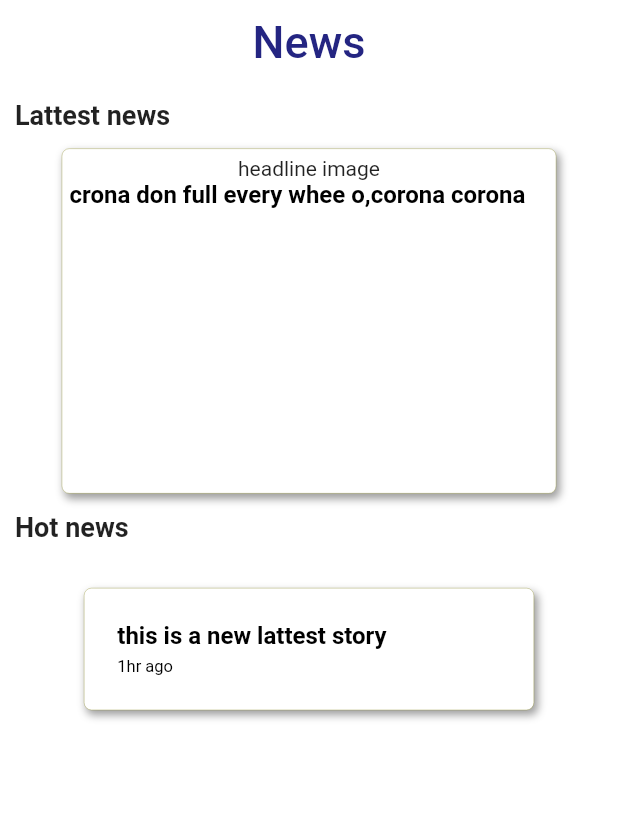
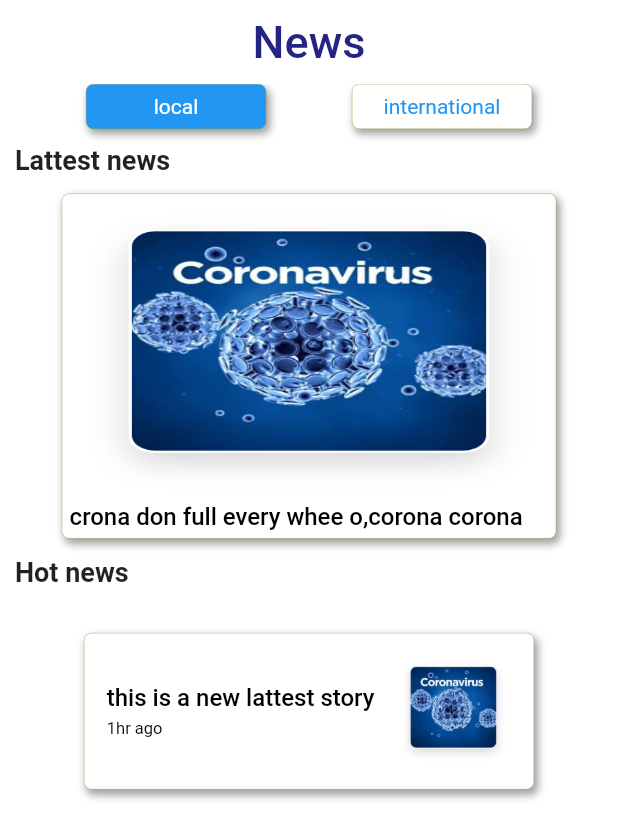
Before and after one commit to BEACON-NG/COVID19-App, a Flutter app: the News screen opened directly, on a phone screen of 412 x 824 dp. Shown: the top 839 px of the screen. Run offline on Flutter 3.47's test engine with Material 2 defaults, Android fonts, the phone set to English and light mode, and no system bars; our stand-ins replace flutter_icons, percent_indicator; missing offline and left inert: flutter_skeleton; network calls fail.

Commit message:
done new page home

```diff
--- a/covid/lib/views/news.dart
+++ b/covid/lib/views/news.dart
@@ -19,10 +19,11 @@ class _NewsState extends State<News> {
             width:300,
             decoration:boxDecoration(),
             margin: EdgeInsets.symmetric(vertical: 20),
-            padding:EdgeInsets.all(22),
+            padding:EdgeInsets.all(15),
             child: Row(
               children:<Widget>[
                 Expanded(
+                    flex: 5,
                     child: Container(
                     child: Column(
                       crossAxisAlignment: CrossAxisAlignment.start,
@@ -40,20 +41,18 @@ class _NewsState extends State<News> {
                     ),
                   ),
               ),
-            Center(
-              child: Container(
-                width: 70,
-                decoration: BoxDecoration(
-                  image: DecorationImage(
-                    image: AssetImage("assets/images/coro.png"),
-                    fit: BoxFit.cover)
+            Expanded(
+              flex: 2,
+              child: Center(
+                child: Container(
+                  child:Image.asset("assets/images/coro.png")                // decoration: BoxDecoration(image: DecorationImage(image: AssetImage("assets/images/coro.png"),fit: BoxFit.cover)),
+                  ),
                 ),
-            ),
             )
-          ]
+            ]
+          ),
         ),
-      ),
-    );
+      );
   }
   Container headLineText(String text){
     return Container(
@@ -76,7 +75,7 @@ class _NewsState extends State<News> {
                   style:TextStyle(
                     color:Colors.black,
                     fontSize: 16,
-                    fontWeight: FontWeight.bold
+                    fontWeight: FontWeight.w500
                   )
                 )
             );
@@ -99,31 +98,33 @@ class _NewsState extends State<News> {
                 borderRadius: BorderRadius.all(Radius.circular(5.0))
               );
   }
-//   GestureDetector button(bool state,String text){
-//   Color color = state ? Colors.blue : Colors.white;
-//   return GestureDetector(
-//         onTap: (){
-//           Map<String,bool> new_region = region;
-//           new_region[text] = true;
-//           new_region[ text == "international" ? "local":"international"] = false
-//               region = new_region;
-//           });
-//         },
-//         child: Container(
-//             decoration:boxDecoration(color:color),
-//             width: 120,
-//             height: 30,
-//             padding:EdgeInsets.fromLTRB(20, 6, 20, 6),
-//             child:Center(
-//               child:Text(
-//                 text,
-//                 style:TextStyle(
-//                   color:state ? Colors.white : Colors.blue
-//                   )
-//                 ),
-//               )
-//             );
-// };
+  GestureDetector button(bool state,String text){
+    Color color = state ? Colors.blue : Colors.white;
+    return GestureDetector(
+          onTap: (){
+            Map<String,bool> new_region = region;
+            new_region[text] = true;
+            new_region[ text == "international" ? "local":"international"] = false;
+            setState((){
+              region = new_region;
+            });
+          },
+          child: Container(
+              decoration:boxDecoration(color:color),
+              width: 120,
+              height: 30,
+              padding:EdgeInsets.fromLTRB(20, 6, 20, 6),
+              child:Center(
+                child:Text(
+                  text,
+                  style:TextStyle(
+                    color:state ? Colors.white : Colors.blue
+                    )
+                  ),
+                )
+              )
+            );
+    }
 
   @override
   Widget build(BuildContext context) {
@@ -147,8 +148,8 @@ class _NewsState extends State<News> {
                 crossAxisAlignment: CrossAxisAlignment.start,
                 mainAxisAlignment:MainAxisAlignment.spaceEvenly,
                 children:<Widget>[
-                  // button(region["local"],"local"),
-                  // button(region["international"],"international"),
+                  button(region["local"],"local"),
+                  button(region["international"],"international"),
                 ]
               )
             ),
@@ -160,9 +161,12 @@ class _NewsState extends State<News> {
               margin: EdgeInsets.symmetric(vertical: 2),
               padding:EdgeInsets.all(5),
               child:Column(
+                crossAxisAlignment: CrossAxisAlignment.stretch,
                 children:<Widget>[
-                  Container(
-                    child:Text("headline image")
+                  Expanded(
+                    child: Container(
+                        decoration: BoxDecoration(image: DecorationImage(image: AssetImage("assets/images/coro.png"),fit: BoxFit.fill)),
+                    ),
                   ),
                   newTitle("crona don full every whee o,corona corona")
                 ]
```
